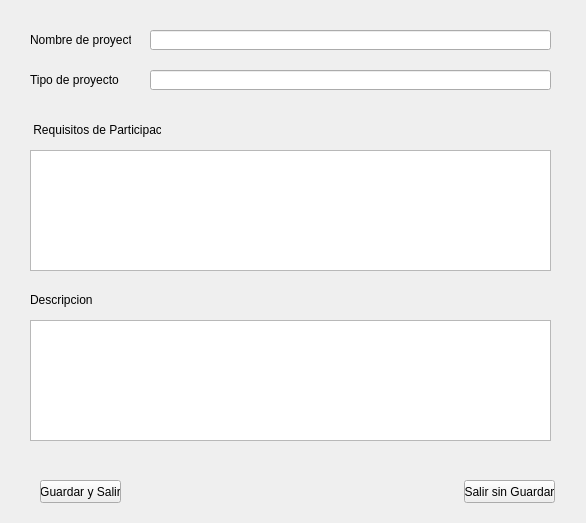
PurpleFlamingo/purpleACOES, file src/UI/datosProyecto.ui: the form before one commit.
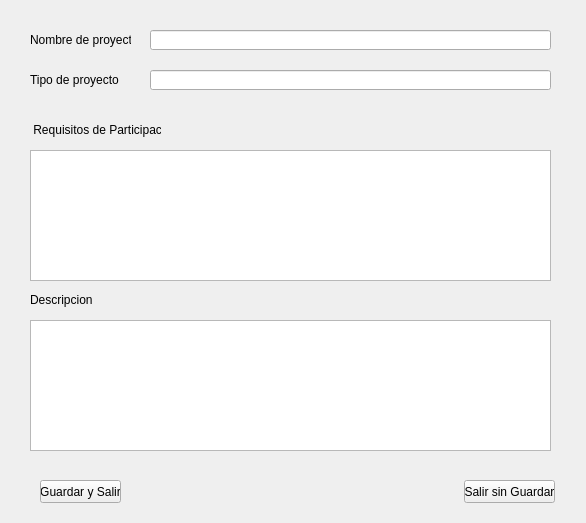
The form after the commit.

Commit message: Actualizado Gestion de proyectos, no funciona editar

What changed in the file:
```diff
--- a/src/UI/datosProyecto.ui
+++ b/src/UI/datosProyecto.ui
@@ -92,26 +92,6 @@
      <string>Guardar y Salir</string>
     </property>
    </widget>
-   <widget class="QTextEdit" name="eRequisitos">
-    <property name="geometry">
-     <rect>
-      <x>30</x>
-      <y>150</y>
-      <width>521</width>
-      <height>121</height>
-     </rect>
-    </property>
-   </widget>
-   <widget class="QTextEdit" name="eDescripcion">
-    <property name="geometry">
-     <rect>
-      <x>30</x>
-      <y>320</y>
-      <width>521</width>
-      <height>121</height>
-     </rect>
-    </property>
-   </widget>
    <widget class="QLineEdit" name="eTipo">
     <property name="geometry">
      <rect>
@@ -132,6 +112,26 @@
      </rect>
     </property>
    </widget>
+   <widget class="QPlainTextEdit" name="eRequisitos">
+    <property name="geometry">
+     <rect>
+      <x>30</x>
+      <y>150</y>
+      <width>521</width>
+      <height>131</height>
+     </rect>
+    </property>
+   </widget>
+   <widget class="QPlainTextEdit" name="eDescripcion">
+    <property name="geometry">
+     <rect>
+      <x>30</x>
+      <y>320</y>
+      <width>521</width>
+      <height>131</height>
+     </rect>
+    </property>
+   </widget>
   </widget>
  </widget>
  <resources/>
```
The commit also changes 3 other files.
